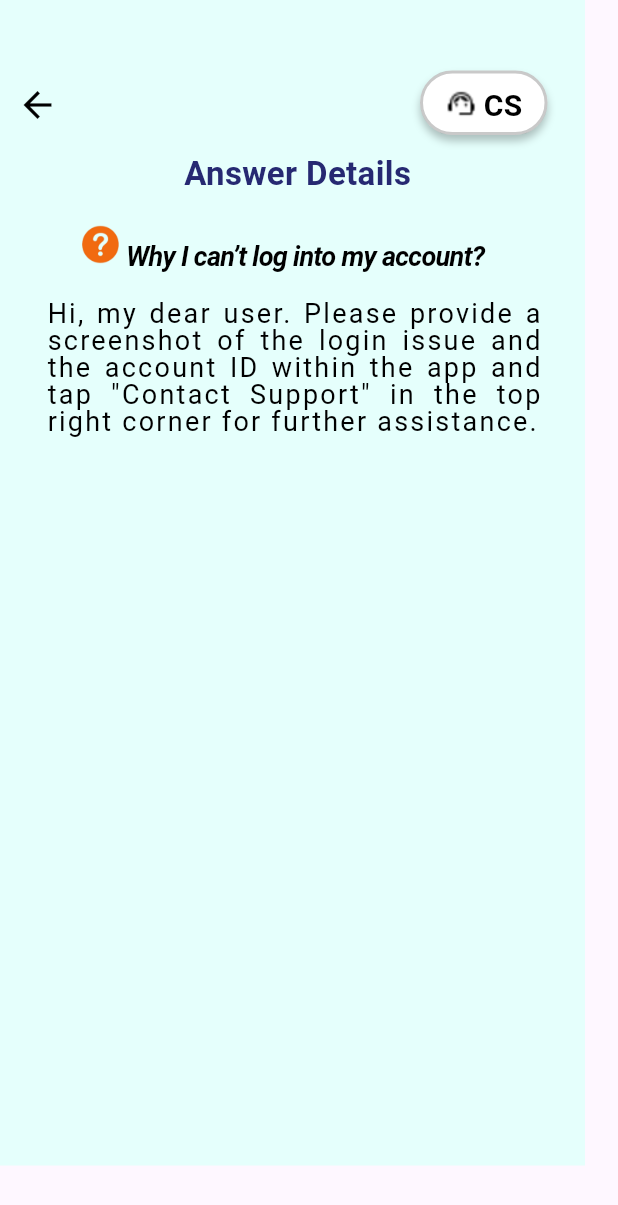
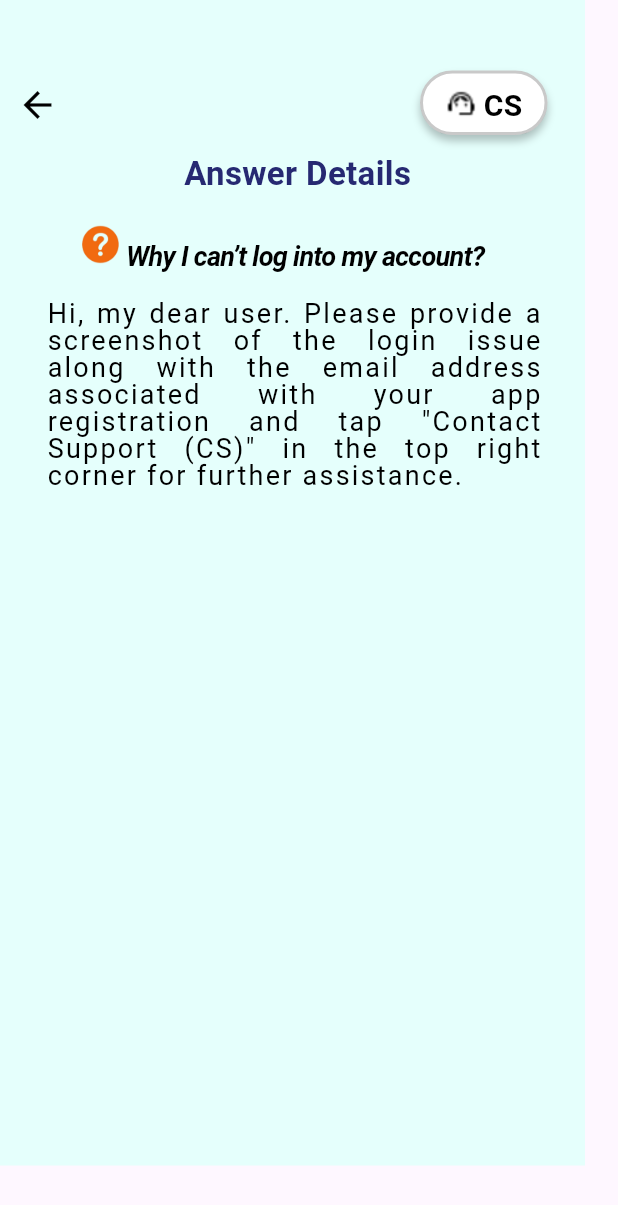
Before and after one commit to JasonYeo0119/FlutterProject, a Flutter app: the Customerservice screen opened directly, on a phone screen of 412 x 824 dp. Shown: the top 1205 px of the screen. Run offline on Flutter 3.47's test engine with Material 3 defaults, Android fonts, the phone set to English and light mode, and no system bars; our stand-ins replace cloud_firestore, file_picker, firebase_auth, firebase_core, firebase_database, firebase_storage and 3 more; missing offline and left inert: dart:html, ndialog; accounts and stored records are empty; Roboto replaces fonts that are missing (Poppins).

Commit message:
Weien V10 update

```diff
--- a/lib/Membership Module/HomePage/CustomerService.dart
+++ b/lib/Membership Module/HomePage/CustomerService.dart
@@ -139,7 +139,7 @@ class Customerservice extends StatelessWidget {
                           width: 330,
                           height: 600,
                           child: Text(
-                            'Hi, my dear user. Please provide a screenshot of the login issue and the account ID within the app and tap "Contact Support" in the top right corner for further assistance. ',
+                            'Hi, my dear user. Please provide a screenshot of the login issue along with the email address associated with your app registration and tap "Contact Support (CS)" in the top right corner for further assistance. ',
                             textAlign: TextAlign.justify,
                             style: TextStyle(
                               color: Colors.black,
```
